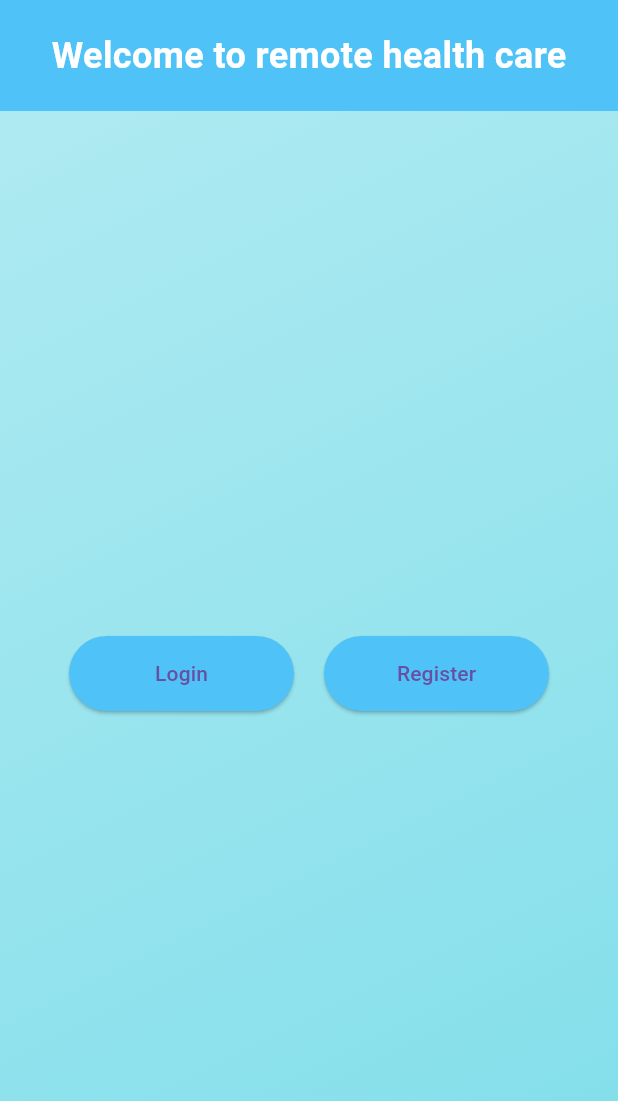
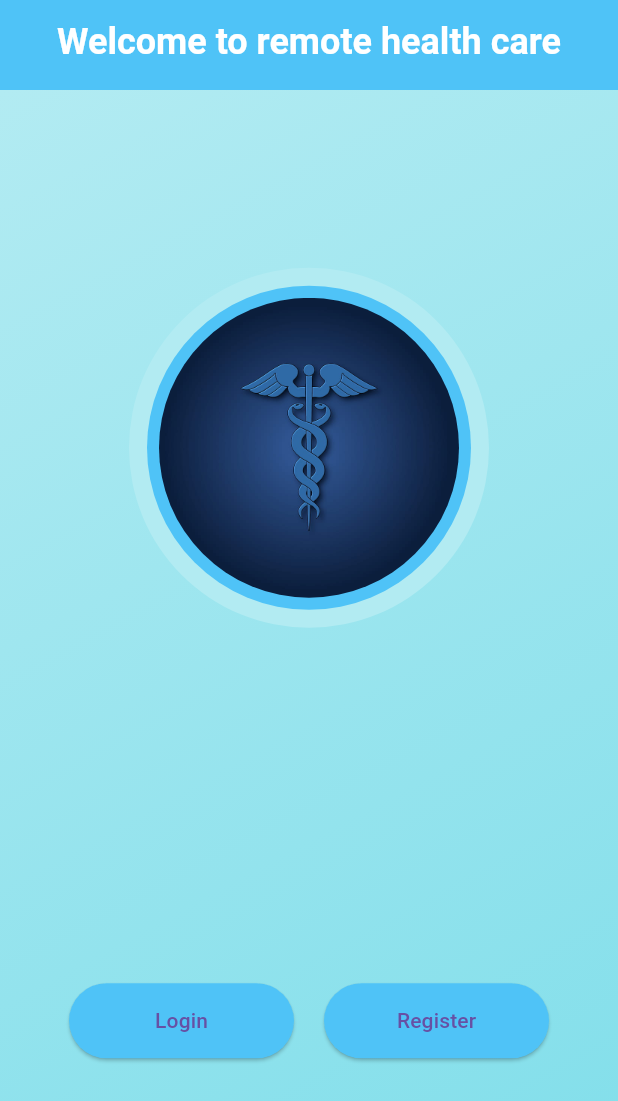
Before and after one commit to Karnaz3/hc_flutter_frontend, a Flutter app: the screen it shows after launch, on a phone screen of 412 x 824 dp. Shown: the top 1101 px of the screen. Run offline on Flutter 3.47's test engine with Material 3 defaults, Android fonts, the phone set to English and light mode, and no system bars; our stand-ins replace dio, jwt_decoder, shared_preferences.

Commit message:
added logo and app icon

```diff
--- a/lib/home.dart
+++ b/lib/home.dart
@@ -6,6 +6,24 @@ class HomePage extends StatelessWidget {
   @override
   Widget build(BuildContext context) {
     return Scaffold(
+      appBar: PreferredSize(
+        preferredSize: const Size.fromHeight(60.0), // Custom height for AppBar
+        child: AppBar(
+          backgroundColor: const Color(0xFF4FC3F7),
+          title: const Align(
+            alignment: Alignment(0.0, -0.3), // Shift title upwards slightly
+            child: Text(
+              'Welcome to remote health care',
+              style: TextStyle(
+                fontSize: 24,
+                fontWeight: FontWeight.bold,
+                color: Colors.white,
+              ),
+            ),
+          ),
+          centerTitle: true, // Keep the title centered horizontally
+        ),
+      ),
       // Gradient background
       body: Container(
         decoration: const BoxDecoration(
@@ -19,26 +37,37 @@ class HomePage extends StatelessWidget {
           ),
         ),
         child: Column(
+          mainAxisAlignment: MainAxisAlignment.start,
           children: [
-            // Colored header section with centered text
+            const Spacer(),
+            // Logo section with borders
             Container(
-              width: double.infinity,
-              padding: const EdgeInsets.all(20),
+              padding: const EdgeInsets.all(12), // Space for the light border
               decoration: const BoxDecoration(
-                color: Color(0xFF4FC3F7), // Medium Blue matching with buttons
+                color: Color(0xFFB2EBF2), // Light Cyan border color
+                shape: BoxShape.circle,
               ),
-              child: const Center(
-                child: Text(
-                  'Welcome to remote health care',
-                  style: TextStyle(
-                    fontSize: 24,
-                    fontWeight: FontWeight.bold,
-                    color: Colors.white,
+              child: Container(
+                padding: const EdgeInsets.all(8), // Space for the dark border
+                decoration: const BoxDecoration(
+                  color: Color(0xFF4FC3F7), // Darker blue border color
+                  shape: BoxShape.circle,
+                ),
+                child: ClipOval(
+                  child: SizedBox(
+                    height: 200, // Increased size for the logo
+                    width: 200,
+                    child: Image.asset(
+                      'images/logo.png', // Replace with your logo asset path
+                      fit: BoxFit
+                          .cover, // Ensures the image fits the circular container
+                    ),
                   ),
                 ),
               ),
             ),
-            const Spacer(),
+            const Spacer(
+                flex: 2), // Increased space to move buttons further down
             // Buttons section
             Row(
               mainAxisAlignment: MainAxisAlignment.center,
```
Also changed, not shown: pubspec.yaml (+10 -7 lines), images/icon.png (added), images/logo.png (added), pubspec.lock, 22 other files.
